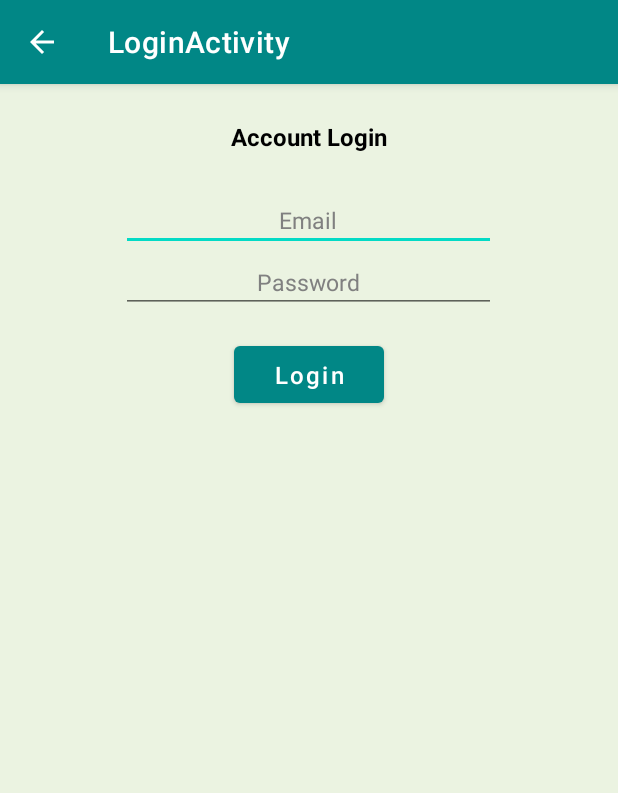
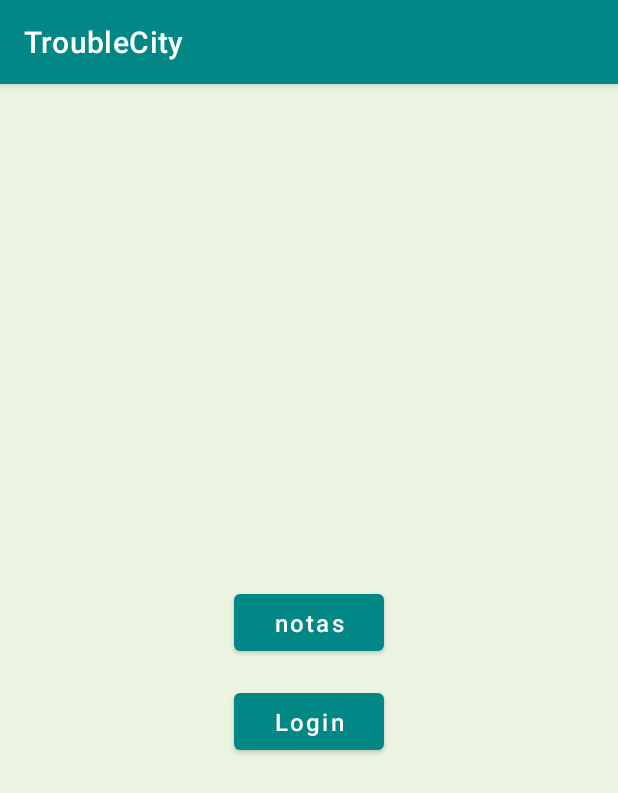
Before and after one commit to SergioRCarvalho/TroubleCity, an Android app: the screen it shows after launch (LoginActivity before the commit, MainActivity after it), on a phone screen of 412 x 824 dp. Shown: the top 793 px of the screen. Run offline under Robolectric (Android 15) with nearby library versions, the phone set to English and light mode, and no system bars.

```diff
--- a/app/src/main/java/ipvc/estg/troublecity/adapters/NotasAdapter.kt
+++ b/app/src/main/java/ipvc/estg/troublecity/adapters/NotasAdapter.kt
@@ -14,6 +14,7 @@ import ipvc.estg.troublecity.R
 import ipvc.estg.troublecity.Notas_detalhes
 import ipvc.estg.room.entities.Notas
 import ipvc.estg.troublecity.MainActivity
+import ipvc.estg.troublecity.NotasActivity
 
 const val ID = "ID"
 const val DESCRICAO = "DESCRICAO"
@@ -25,7 +26,7 @@ const val DATA = "DATA"
 
 
 class notasAdapter internal constructor(
-    context: Context, private val callbackInterface: MainActivity
+    context: Context, private val callbackInterface: NotasActivity
 ) : RecyclerView.Adapter<notasAdapter.NotasViewHolder>() {
 
     private val inflater: LayoutInflater = LayoutInflater.from(context)
--- a/app/src/main/java/ipvc/estg/troublecity/api/EndPoints.kt
+++ b/app/src/main/java/ipvc/estg/troublecity/api/EndPoints.kt
@@ -4,14 +4,14 @@ import retrofit2.Callback
 import retrofit2.http.*
 
 interface  EndPoints {
-    @GET("/users/{id}")
-    fun getUserById(@Path("id") id: Int): Call<user>
+    @GET("api/user/{id}")
+    fun getUserById(@Path("id") id: Int): Call<utilizador>
 
-    @GET("/users")
-    fun getUsers(): Call<List<user>>
+    @GET("api/users/")
+    fun getUsers(): Call<List<utilizador>>
 
     @FormUrlEncoded
-    @POST("login")
-    fun postLog(@Field("email") email: String, @Field("password") password: String): Call<List<OutputPost>>
+    @POST("api/login")
+    fun postLog(@Field("telemovel") telemovel: String, @Field("password") password: String): Call<List<OutputPost>>
 
 }
--- a/app/src/main/java/ipvc/estg/troublecity/api/OutputPost.kt
+++ b/app/src/main/java/ipvc/estg/troublecity/api/OutputPost.kt
@@ -4,5 +4,5 @@ data class OutputPost (
     val id:Int,
     val nome:String,
     val telemovel:Int,
-    val password:String,
-    val email:String)
+    val password:String)
+   // val email:String)
--- a/app/src/main/java/ipvc/estg/troublecity/api/ServiceBuilder.kt
+++ b/app/src/main/java/ipvc/estg/troublecity/api/ServiceBuilder.kt
@@ -9,7 +9,7 @@ object ServiceBuilder {
 
 
     val retrofit = Retrofit.Builder()
-        .baseUrl("http://sergioapis.x10host.com/android/")
+        .baseUrl("https://sergiopersonal.000webhostapp.com/myslim/index.php/")
         .addConverterFactory(GsonConverterFactory.create())
         .client(client)
         .build()
--- a/app/src/main/res/layout/activity_login.xml
+++ b/app/src/main/res/layout/activity_login.xml
@@ -33,13 +33,8 @@
                     android:id="@+id/et_email"
                     android:layout_width="250dp"
                     android:layout_height="wrap_content"
-                    android:hint="@string/email"
                     android:gravity="center"
                     android:layout_centerHorizontal="true"
-                    android:padding="10dp"
-                    android:textSize="15sp"
-                    android:inputType="textEmailAddress"
-                    android:textColorHint="@color/login_hint"
                     android:layout_below="@id/tv_heading"
 
                     />
@@ -52,11 +47,9 @@
                     android:layout_width="250dp"
                     android:layout_height="wrap_content"
                     android:layout_centerHorizontal="true"
-                    android:hint="@string/password"
+
                     android:gravity="center"
-                    android:padding="10dp"
-                    android:textSize="15sp"
-                    android:inputType="textPassword"
+
                     android:layout_below="@id/et_email"
                     />
 
@@ -74,45 +67,4 @@
                 android:layout_marginTop="@dimen/big_padding"
                 />
     </RelativeLayout>
-
-            <LinearLayout
-                android:id="@+id/layout_already_have_account"
-                android:layout_width="0dp"
-                app:layout_constraintWidth_percent="1.0"
-                android:layout_height="wrap_content"
-                app:layout_constraintStart_toStartOf="parent"
-                app:layout_constraintEnd_toEndOf="parent"
-                android:layout_marginTop="15dp"
-                app:layout_constraintTop_toBottomOf="@+id/top"
-                android:orientation="horizontal"
-                android:gravity="center"
-                >
-
-                <TextView
-                    android:id="@+id/tv_already_have_account"
-                    android:layout_width="wrap_content"
-                    android:layout_height="wrap_content"
-                    app:layout_constraintStart_toStartOf="parent"
-                    app:layout_constraintEnd_toEndOf="parent"
-                    android:textColor="#000"
-                    android:textSize="18sp"
-                    android:text="@string/already_have_an_account"
-                    />
-
-                <Button
-                    android:id="@+id/bt_signup"
-                    android:layout_width="wrap_content"
-                    android:layout_height="wrap_content"
-                    app:layout_constraintStart_toStartOf="parent"
-                    app:layout_constraintEnd_toEndOf="parent"
-                    android:textColor="@color/colorPrimary"
-                    android:textSize="18sp"
-                    android:background="@android:color/transparent"
-                    android:textAllCaps="false"
-                    android:text="Sign Up"
-                    android:onClick="goToSignup"
-
-                    />
-
-            </LinearLayout>
 </RelativeLayout>
--- a/app/src/main/res/layout/activity_main.xml
+++ b/app/src/main/res/layout/activity_main.xml
@@ -1,35 +1,43 @@
 <?xml version="1.0" encoding="utf-8"?>
-<androidx.constraintlayout.widget.ConstraintLayout xmlns:android="http://schemas.android.com/apk/res/android"
+<RelativeLayout xmlns:android="http://schemas.android.com/apk/res/android"
     xmlns:app="http://schemas.android.com/apk/res-auto"
     xmlns:tools="http://schemas.android.com/tools"
     android:layout_width="match_parent"
     android:layout_height="match_parent"
     android:background="@color/body"
     tools:context=".MainActivity">
+    <RelativeLayout
+        android:id="@+id/topmain"
+        android:layout_width="match_parent"
+        android:layout_height="wrap_content"
+        android:orientation="vertical"
+        android:layout_centerVertical="true"
+        >
 
-    <androidx.recyclerview.widget.RecyclerView
-        android:id="@+id/recyclerview"
-        android:layout_width="0dp"
-        android:layout_height="0dp"
-        android:layout_marginBottom="@dimen/min_height"
-        android:padding="@dimen/big_padding"
-        app:layout_constraintBottom_toBottomOf="parent"
-        app:layout_constraintLeft_toLeftOf="parent"
-        app:layout_constraintRight_toRightOf="parent"
-        app:layout_constraintTop_toTopOf="parent"
-        tools:listitem="@layout/recyclerview_item" />
-
-    <com.google.android.material.floatingactionbutton.FloatingActionButton
-        android:id="@+id/fab"
-        app:layout_constraintBottom_toBottomOf="parent"
-        app:layout_constraintEnd_toEndOf="parent"
-        android:layout_width="wrap_content"
-        android:layout_height="wrap_content"
-        android:layout_margin="16dp"
-        android:contentDescription="@string/add_nota"
-        android:src="@drawable/ic_add_black_24dp"/>
-
-
-
-
-</androidx.constraintlayout.widget.ConstraintLayout>
+    <Button
+        android:id="@+id/bt_notas"
+        android:layout_width="100dp"
+        android:layout_height="50dp"
+        android:text="@string/notass"
+        android:textColor="@color/white"
+        android:textSize="16sp"
+        android:layout_centerHorizontal="true"
+        android:onClick="goToNotas"
+        android:textAllCaps="false"
+        android:layout_marginTop="@dimen/big_padding"
+        />
+        <Button
+            android:id="@+id/bt_log"
+            android:layout_width="100dp"
+            android:layout_height="50dp"
+            android:text="@string/login"
+            android:textColor="@color/white"
+            android:textSize="16sp"
+            android:layout_centerHorizontal="true"
+            android:onClick="goToLogin"
+            android:textAllCaps="false"
+            android:layout_marginTop="@dimen/big_padding"
+            android:layout_below="@+id/bt_notas"
+            />
+    </RelativeLayout>
+</RelativeLayout>
--- a/app/src/main/res/values/strings.xml
+++ b/app/src/main/res/values/strings.xml
@@ -11,10 +11,6 @@
     <string name="_17_37">17:37</string>
     <string name="_20_03_2021_sexta_feira">20/03/2021 Sexta-feira</string>
     <string name="title_activity_login">LoginActivity</string>
-    <!--
-    This string is used for square devices and overridden by hello_world in
-    values-round/strings.xml for round devices.
-    -->
     <string name="hello_world">Hello Square World!</string>
     <string name="email">Email</string>
     <string name="password">Password</string>
@@ -26,4 +22,6 @@
     <string name="passwordlogin">passwordlogin</string>
     <string name="ofShared">ofShared</string>
     <string name="login_erro">Erro de credenciais</string>
+    <string name="notass">notas</string>
+    <string name="telemovel">telemovel</string>
 </resources>
```
Also changed, not shown: app/src/main/AndroidManifest.xml (+15 -22 lines), app/src/main/java/ipvc/estg/troublecity/LoginActivity.kt (+7 -22 lines), app/src/main/java/ipvc/estg/troublecity/MainActivity.kt (+9 -47 lines), app/src/main/java/ipvc/estg/troublecity/NotasActivity.kt (added, +71 -0 lines), app/src/main/java/ipvc/estg/troublecity/api/User.kt (+4 -4 lines), app/src/main/res/layout/activity_notas.xml (added, +31 -0 lines).
